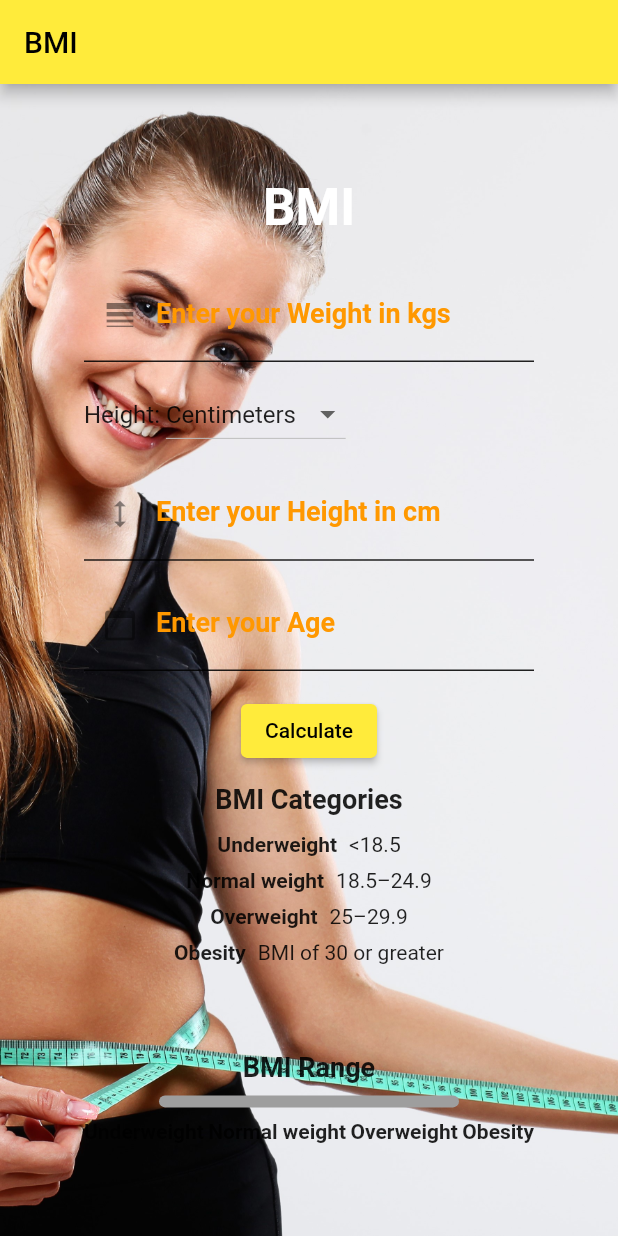
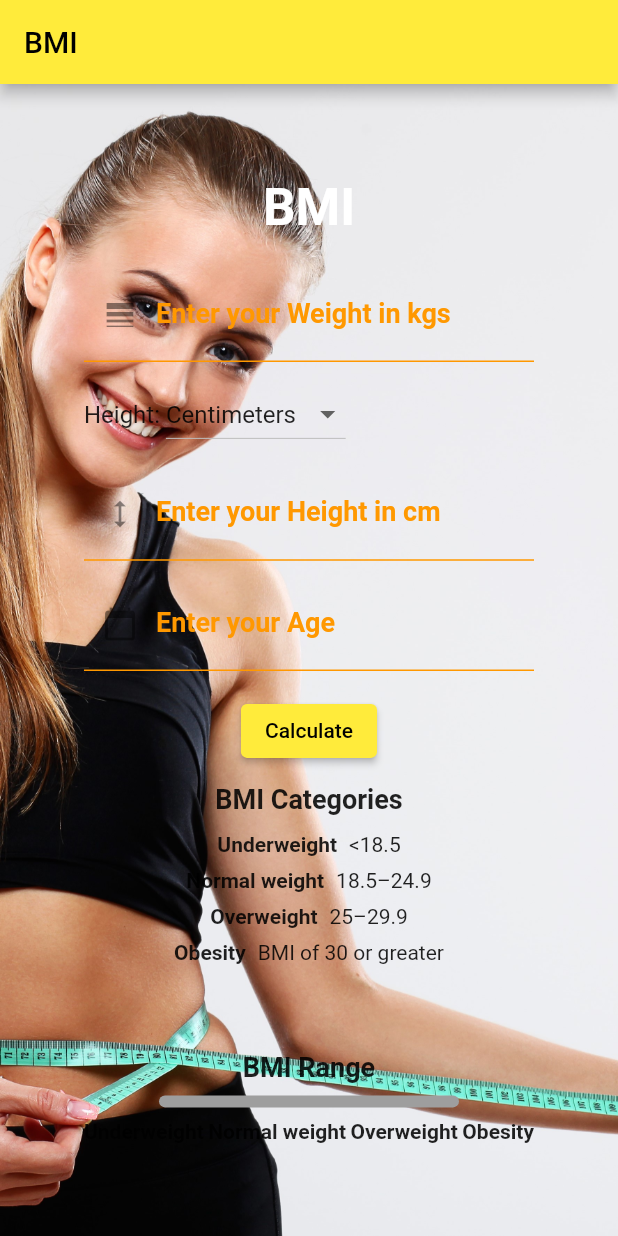
Before and after one commit to prateekp273/body_mass_index-BMI-using-flutter, a Flutter app: the screen it shows after launch, on a phone screen of 412 x 824 dp. Run offline on Flutter 3.47's test engine with Material 2 defaults, Android fonts, the phone set to English and light mode, and no system bars.

```diff
--- a/lib/main.dart
+++ b/lib/main.dart
@@ -18,16 +18,16 @@ class FlutterApp extends StatelessWidget {
         primarySwatch: Colors.yellow,
         inputDecorationTheme: InputDecorationTheme(
           fillColor: Colors.yellow.shade900,
-          hintStyle: TextStyle(color: Colors.black87),
+          hintStyle: TextStyle(color: Colors.orange),
           labelStyle: TextStyle(
             color: Colors.orange,
             fontSize: 18, // Increase font size
           ),
           enabledBorder: UnderlineInputBorder(
-            borderSide: BorderSide(color: Colors.black87),
+            borderSide: BorderSide(color: Colors.orange),
           ),
           focusedBorder: UnderlineInputBorder(
-            borderSide: BorderSide(color: Colors.black87),
+            borderSide: BorderSide(color: Colors.orange),
           ),
         ),
       ),
```
